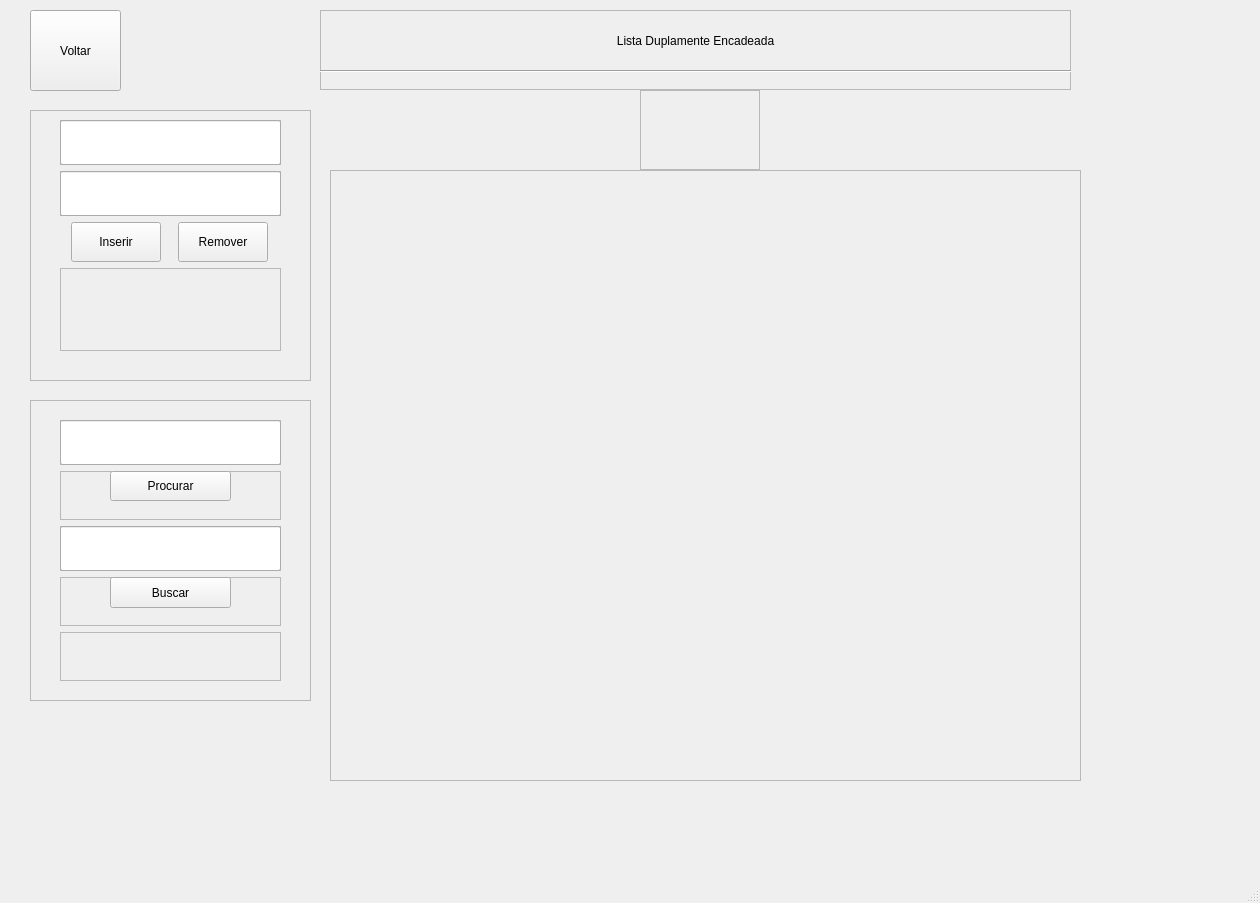
The window that untitled4/janelaLDE.ui (LPfontes/Projeto_estrutura_de-dados) describes before a commit, drawn with Qt 5.
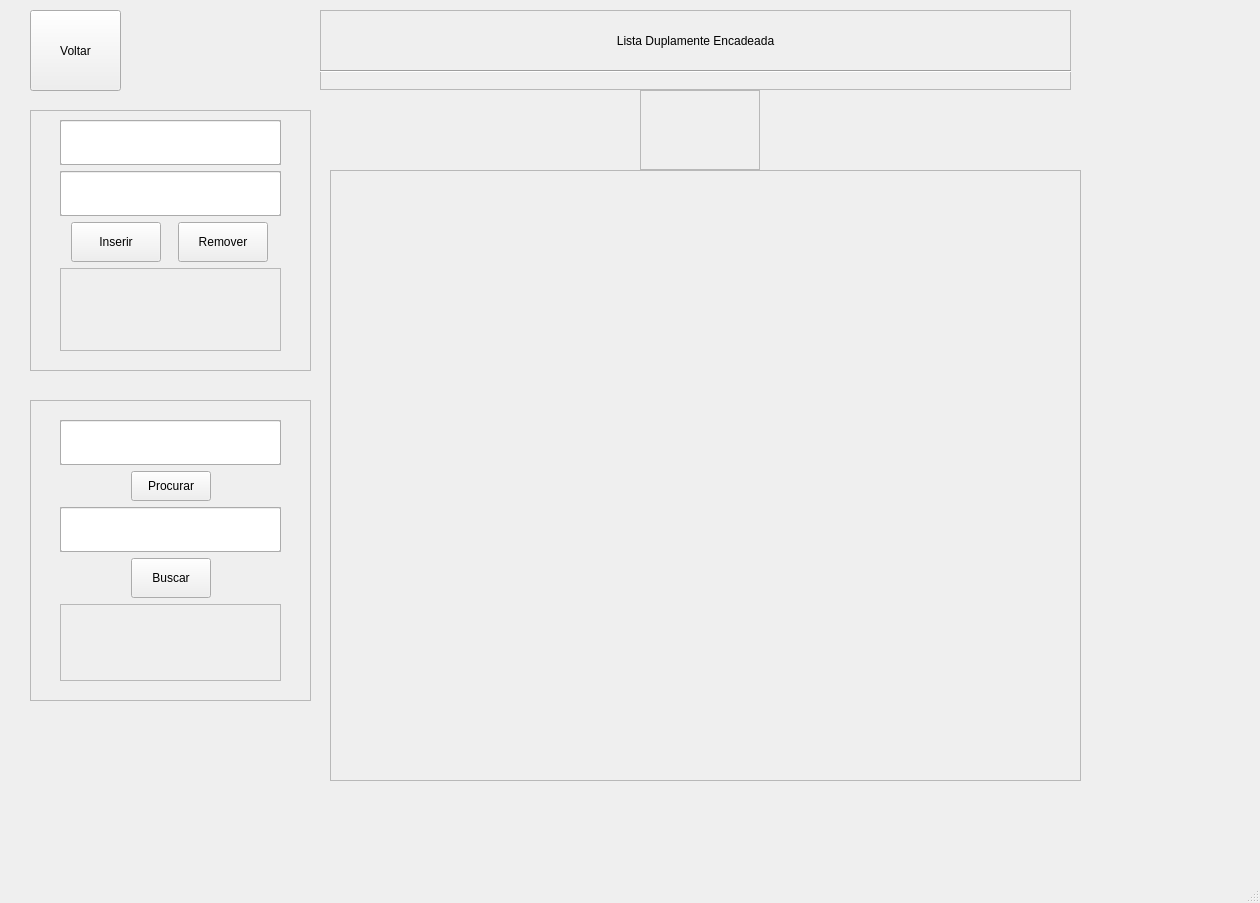
The same window after the commit.

Diff of the .ui file:
```diff
--- a/untitled4/janelaLDE.ui
+++ b/untitled4/janelaLDE.ui
@@ -184,22 +184,22 @@
        </widget>
       </item>
       <item>
-       <widget class="QFrame" name="frame_2">
-        <property name="frameShape">
-         <enum>QFrame::StyledPanel</enum>
-        </property>
-        <property name="frameShadow">
-         <enum>QFrame::Raised</enum>
-        </property>
+       <layout class="QHBoxLayout" name="horizontalLayout_2">
+        <item>
+         <spacer name="horizontalSpacer_2">
+          <property name="orientation">
+           <enum>Qt::Horizontal</enum>
+          </property>
+          <property name="sizeHint" stdset="0">
+           <size>
+            <width>40</width>
+            <height>20</height>
+           </size>
+          </property>
+         </spacer>
+        </item>
+        <item>
         <widget class="QPushButton" name="buttonBuscarValor">
-         <property name="geometry">
-          <rect>
-           <x>50</x>
-           <y>0</y>
-           <width>121</width>
-           <height>30</height>
-          </rect>
-         </property>
          <property name="maximumSize">
           <size>
            <width>150</width>
@@ -210,7 +210,21 @@
           <string>Procurar</string>
          </property>
         </widget>
-       </widget>
+        </item>
+        <item>
+         <spacer name="horizontalSpacer">
+          <property name="orientation">
+           <enum>Qt::Horizontal</enum>
+          </property>
+          <property name="sizeHint" stdset="0">
+           <size>
+            <width>40</width>
+            <height>20</height>
+           </size>
+          </property>
+         </spacer>
+        </item>
+       </layout>
       </item>
       <item>
        <widget class="QFrame" name="frameInputPosicaoBusca">
@@ -266,22 +280,22 @@
        </widget>
       </item>
       <item>
-       <widget class="QFrame" name="frameButtonBuscaPos">
-        <property name="frameShape">
-         <enum>QFrame::StyledPanel</enum>
-        </property>
-        <property name="frameShadow">
-         <enum>QFrame::Raised</enum>
-        </property>
+       <layout class="QHBoxLayout" name="horizontalLayout">
+        <item>
+         <spacer name="horizontalSpacer_3">
+          <property name="orientation">
+           <enum>Qt::Horizontal</enum>
+          </property>
+          <property name="sizeHint" stdset="0">
+           <size>
+            <width>40</width>
+            <height>20</height>
+           </size>
+          </property>
+         </spacer>
+        </item>
+        <item>
         <widget class="QPushButton" name="buttonBuscarPosicao">
-         <property name="geometry">
-          <rect>
-           <x>50</x>
-           <y>0</y>
-           <width>121</width>
-           <height>31</height>
-          </rect>
-         </property>
          <property name="maximumSize">
           <size>
            <width>200</width>
@@ -292,7 +306,21 @@
           <string>Buscar</string>
          </property>
         </widget>
-       </widget>
+        </item>
+        <item>
+         <spacer name="horizontalSpacer_4">
+          <property name="orientation">
+           <enum>Qt::Horizontal</enum>
+          </property>
+          <property name="sizeHint" stdset="0">
+           <size>
+            <width>40</width>
+            <height>20</height>
+           </size>
+          </property>
+         </spacer>
+        </item>
+       </layout>
       </item>
       <item>
        <layout class="QHBoxLayout" name="horizontalLayout_11">
@@ -310,7 +338,7 @@
              <x>0</x>
              <y>0</y>
              <width>221</width>
-             <height>51</height>
+             <height>41</height>
             </rect>
            </property>
            <property name="text">
@@ -333,7 +361,7 @@
       <x>30</x>
       <y>110</y>
       <width>281</width>
-      <height>271</height>
+      <height>261</height>
      </rect>
     </property>
     <property name="layoutDirection">
@@ -517,7 +545,7 @@
              <x>0</x>
              <y>0</y>
              <width>221</width>
-             <height>71</height>
+             <height>61</height>
             </rect>
            </property>
            <property name="text">
```
Left out of the diff: 2 changed lines with no effect on the pictures. Lines whose indentation alone changed are shown as unchanged.
